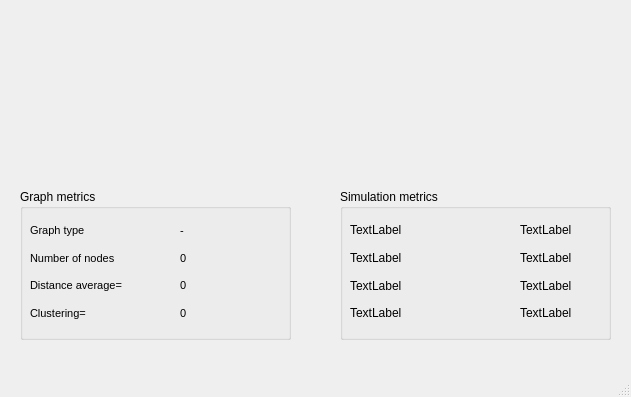
First picture: the form in app/ui/main.ui, repository D-V-Murakhowsky/hyper_spread, before the edit; both pictures show x 0 to 631 and y 310 to 707 of the 631 by 707 pixel window.
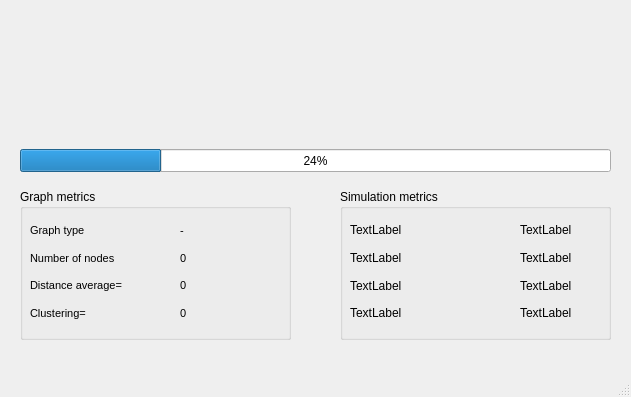
Second picture: the form after the edit.

```diff
--- a/app/ui/main.ui
+++ b/app/ui/main.ui
@@ -20,7 +20,7 @@
       <x>20</x>
       <y>60</y>
       <width>591</width>
-      <height>411</height>
+      <height>361</height>
      </rect>
     </property>
     <layout class="QVBoxLayout" name="verticalLayout_canvas"/>
@@ -297,6 +297,19 @@
      </item>
     </layout>
    </widget>
+   <widget class="QProgressBar" name="progressBar">
+    <property name="geometry">
+     <rect>
+      <x>20</x>
+      <y>440</y>
+      <width>591</width>
+      <height>23</height>
+     </rect>
+    </property>
+    <property name="value">
+     <number>24</number>
+    </property>
+   </widget>
   </widget>
   <widget class="QStatusBar" name="statusbar"/>
   <widget class="QMenuBar" name="menuBar">
```
